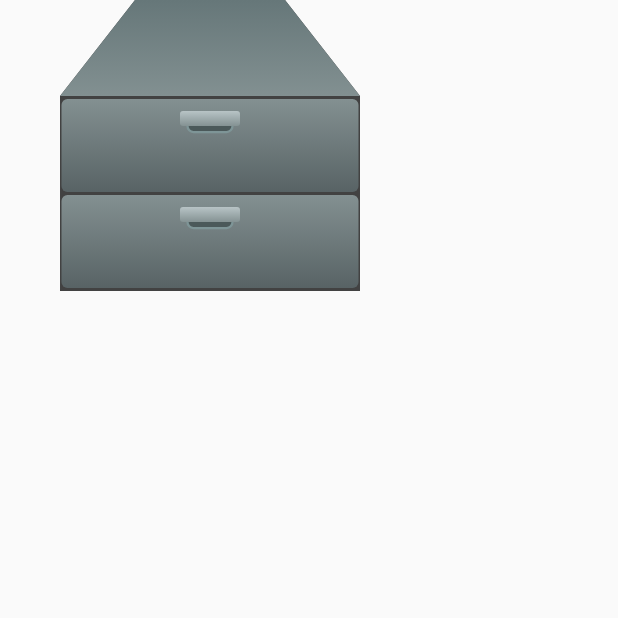
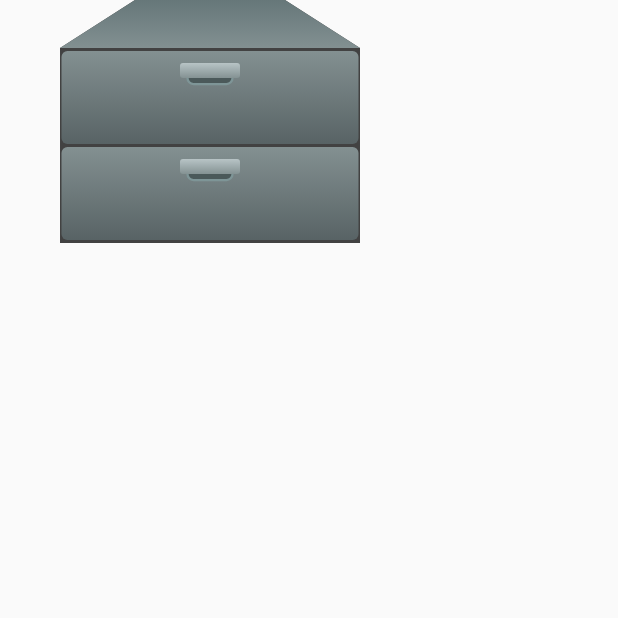
Before and after one commit to Team-Dev963/R3tr0, a Flutter app: the screen it shows after launch, on a phone screen of 412 x 824 dp, the top half of it. Run offline on Flutter 3.47's test engine with Material 2 defaults, Android fonts, the phone set to English and light mode, and no system bars.

Commit message:
reduce cabinet top panel size

```diff
--- a/lib/ui/paint/cabinet.dart
+++ b/lib/ui/paint/cabinet.dart
@@ -4,15 +4,16 @@ import 'package:flutter/material.dart';
 class CabinetBodyPainter extends CustomPainter {
   final int items;
   final Size size;
+  final double itemHeight;
 
-  CabinetBodyPainter(this.items, this.size);
+  CabinetBodyPainter(this.items, this.size, this.itemHeight);
 
   Path path(Size size) => Path()
     ..moveTo(size.width / 2 - 50, 0)
     ..lineTo(size.width / 2 + 50, 0)
     ..lineTo(size.width, size.height)
-    ..lineTo(size.width, size.height * (items + 1) + 2)
-    ..lineTo(0, size.height * (items + 1) + 2)
+    ..lineTo(size.width, size.height + items * itemHeight + 2)
+    ..lineTo(0, size.height + items * itemHeight + 2)
     ..lineTo(0, size.height)
     ..close();
 
--- a/lib/ui/widget/cabinet.dart
+++ b/lib/ui/widget/cabinet.dart
@@ -29,7 +29,7 @@ class _CabinetState extends State<Cabinet> with TickerProviderStateMixin {
     for (var i = 0; i < 2; i++) {
       if (i != openIndex)
         list.add(Positioned(
-          top: (i + 1) * 64.0,
+          top: i * 64.0 + 32.0,
           child: CabinetDrawer(
               index: i,
               animation: _controllers[i],
@@ -59,7 +59,7 @@ class _CabinetState extends State<Cabinet> with TickerProviderStateMixin {
     if (openIndex != null) {
       list.add(
         Positioned(
-          top: (openIndex + 1) * 64.0,
+          top: openIndex * 64.0 + 32.0,
           child: AnimatedBuilder(
             animation: _controllers[openIndex],
             builder: (context, child) {
@@ -73,7 +73,7 @@ class _CabinetState extends State<Cabinet> with TickerProviderStateMixin {
         ),
       );
       list.add(Positioned(
-        top: (openIndex + 1) * 64.0,
+        top: openIndex * 64.0 + 32.0,
         child: CabinetDrawer(
             index: openIndex,
             animation: _controllers[openIndex],
@@ -109,13 +109,13 @@ class _CabinetState extends State<Cabinet> with TickerProviderStateMixin {
     return Container(
       margin: EdgeInsets.symmetric(horizontal: 40.0),
       child: CustomPaint(
-        painter: CabinetBodyPainter(2, Size(200, 64)),
+        painter: CabinetBodyPainter(2, Size(200, 32), 64),
         child: Stack(
           children: [
             CustomPaint(
-              size: Size(200, 64),
+              size: Size(200, 32),
               painter: CabinetTopPainter(),
-              child: Container(width: 200, height: 64),
+              child: Container(width: 200, height: 32),
             ),
             ...getChildren()
           ],
```
